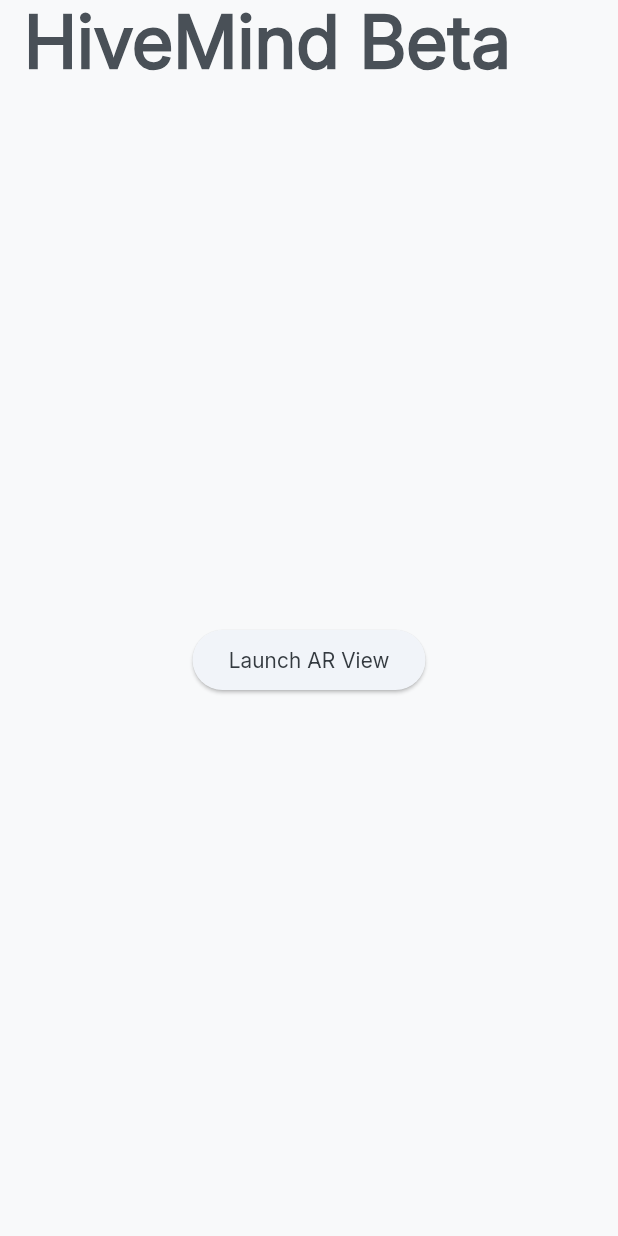
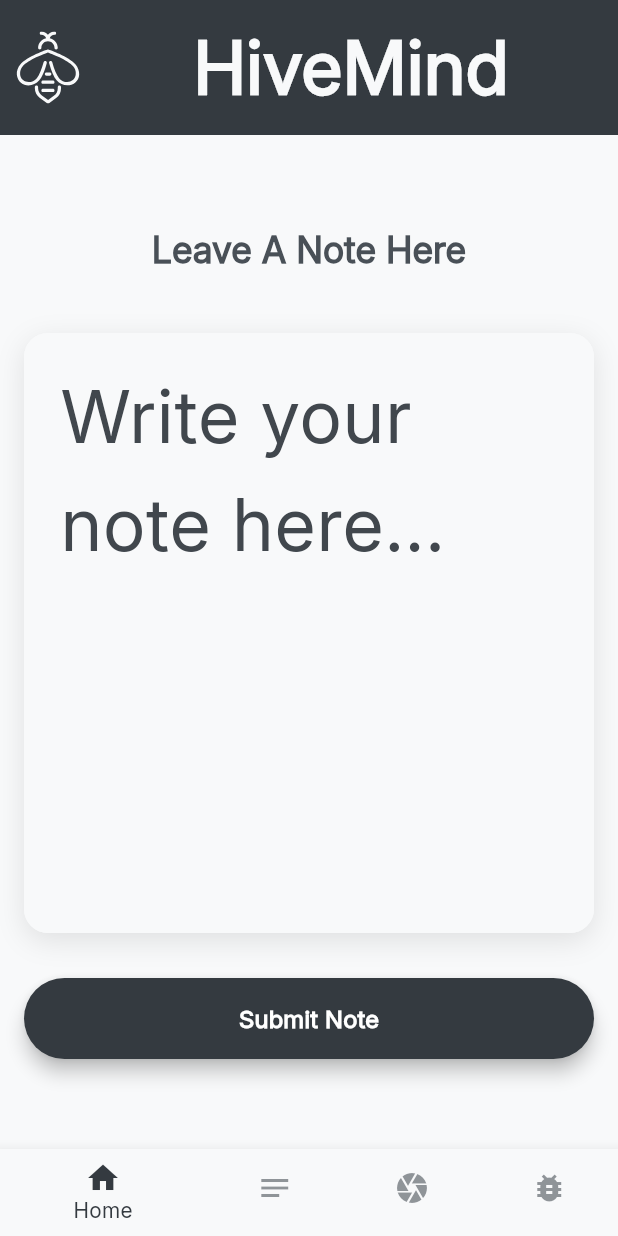
Before and after one commit to lepton23/stacshack25, a Flutter app: the screen it shows after launch, on a phone screen of 412 x 824 dp. Run offline on Flutter 3.47's test engine with Material 3 defaults, Android fonts, the phone set to English and light mode, and no system bars; our stand-ins replace cloud_firestore, firebase_core, firebase_messaging, flutter_svg, geolocator; missing offline and left inert: ar_location_view, geoflutterfire_plus; accounts and stored records are empty.

Commit message:
RAHHHHHHHH WE"RE MAKING IT OUT THE TRENCHES WITH THIS ONE

```diff
--- a/hivemind_beta/lib/main.dart
+++ b/hivemind_beta/lib/main.dart
@@ -1,5 +1,6 @@
 import 'package:firebase_core/firebase_core.dart';
 import 'package:flutter/material.dart';
+import 'package:hivemind_beta/views/screens/notes_screen.dart';
 import 'ar.dart';
 import 'package:hivemind_beta/firebase_options.dart';
 import 'package:firebase_messaging/firebase_messaging.dart';
@@ -13,10 +14,10 @@ const darkColor = Color(0xFF343A40);
 const darkishText = Color(0xFF495057);
 const whiteColor = Color(0xFFFFFFFF);
 
- Future<void> _firebaseMessagingBackgroundHandler(RemoteMessage message) async {
+Future<void> _firebaseMessagingBackgroundHandler(RemoteMessage message) async {
   await Firebase.initializeApp();
   print("Handling a background message ${message}");
- }
+}
 
 void main() async {
   WidgetsFlutterBinding.ensureInitialized();
@@ -29,11 +30,11 @@ void main() async {
     carPlay: false,
     criticalAlert: false,
     provisional: false,
-    sound: true
+    sound: true,
   );
   FirebaseMessaging.onBackgroundMessage(_firebaseMessagingBackgroundHandler);
   final fcmToken = await FirebaseMessaging.instance.getToken();
-  FirebaseMessaging.instance.onTokenRefresh.listen((fcmToken) => { }).onError((err) => { });
+  FirebaseMessaging.instance.onTokenRefresh.listen((fcmToken) => {}).onError((err) => {});
   print('User Granted Permission ${settings.authorizationStatus}');
   runApp(const MyApp());
 }
@@ -54,23 +55,20 @@ class MyApp extends StatelessWidget {
           surface: lightColor,
           onSurface: darkishText,
         ),
-        textTheme: const TextTheme(
-          titleLarge: TextStyle(color: lightColor, fontSize: 48, fontWeight: FontWeight.w600), // Base text style
-          bodyLarge: TextStyle(color: darkishText, fontSize: 48), // Base text style
-          bodyMedium: TextStyle(color: darkishText, fontSize: 24), // Base text style
-          bodySmall: TextStyle(color: darkishText, fontSize: 16), // Base text style
-          labelMedium: TextStyle(color: lightColor, fontSize: 24), // Base text style
-        ),
+        textTheme: _buildTextTheme(),
       ),
-      home: const ArPage(),
-// =======
-//       home: const MyHomePage(),
-// >>>>>>> firebase-controller
+      home: MyHomePage()
     );
   }
+
+  TextTheme _buildTextTheme() => const TextTheme(
+    titleLarge: TextStyle(color: lightColor, fontSize: 48, fontWeight: FontWeight.w600),
+    bodyLarge: TextStyle(color: darkishText, fontSize: 48),
+    bodyMedium: TextStyle(color: darkishText, fontSize: 24),
+    bodySmall: TextStyle(color: darkishText, fontSize: 16),
+    labelMedium: TextStyle(color: lightColor, fontSize: 24),
+  );
 }
-
-
 
 class MyHomePage extends StatefulWidget {
   const MyHomePage({super.key});
@@ -80,19 +78,31 @@ class MyHomePage extends StatefulWidget {
 }
 
 class _MyHomePageState extends State<MyHomePage> {
+  int _currentPageIndex = 0;
+  List<Widget> _pages = <Widget>[NotesScreen(), ArPage(), ArPage(), FirebaseTest()];
+
   @override
   Widget build(BuildContext context) {
     return Scaffold(
       appBar: TopBar(),
-      body: const Center(
-        child: BuzzAlert(
-          note:
-              'Hello There! this app is called HiveMind and it is an interactive app where you leave notes out in the real world !',
-          likes: 0,
-          comments: ['comment1', 'comment2', 'comment3'],
-          dislikes: 0,
-          fixedPhraseAddress: 'apple,ball,cat,dog',
-        ),
+      body: _pages[_currentPageIndex],
+      bottomNavigationBar: BottomNavigationBar(
+        items: [
+          BottomNavigationBarItem(icon: Icon(Icons.home), label: 'Home'),
+          BottomNavigationBarItem(icon: Icon(Icons.notes), label: 'Buzzes'),
+          BottomNavigationBarItem(icon: Icon(Icons.camera), label: 'AR'),
+          BottomNavigationBarItem(icon: Icon(Icons.bug_report), label: 'Master Debugger'),
+        ],
+        currentIndex: _currentPageIndex,
+        onTap: (int index) {
+          setState(() {
+            _currentPageIndex = index;
+          });
+        },
+        type: BottomNavigationBarType.shifting,
+        selectedItemColor: darkColor,
+        unselectedItemColor: darkishText.withValues(alpha: 0.6),
+        backgroundColor: lightColor,
       ),
     );
   }
@@ -104,20 +114,11 @@ class ArPage extends StatelessWidget {
   @override
   Widget build(BuildContext context) {
     return Scaffold(
-      appBar: AppBar(
-        title: const Text('HiveMind Beta'),
-      ),
+      appBar: AppBar(title: const Text('HiveMind Beta')),
       body: Center(
         child: ElevatedButton(
           onPressed: () {
-            Navigator.push(
-              context,
-              MaterialPageRoute(
-                builder: (context) => const Scaffold(
-                  body: ArView(),
-                ),
-              ),
-            );
+            Navigator.push(context, MaterialPageRoute(builder: (context) => const Scaffold(body: ArView())));
           },
           child: const Text('Launch AR View'),
         ),
--- /dev/null
+++ b/hivemind_beta/lib/views/screens/notes_screen.dart
@@ -0,0 +1,210 @@
+import 'package:flutter/material.dart';
+import 'dart:math';
+
+import 'package:hivemind_beta/controllers/firebase_controller.dart';
+
+class NotesScreen extends StatefulWidget {
+  const NotesScreen({super.key});
+
+  @override
+  State<NotesScreen> createState() => _NotesScreenState();
+}
+
+class _NotesScreenState extends State<NotesScreen> with TickerProviderStateMixin {
+  final firebaseController = FirebaseController();
+
+  final TextEditingController _noteController = TextEditingController();
+  late AnimationController _animationController;
+  late AnimationController _fadeController;
+  late Animation<double> _animation;
+  Future<void>? _sendingFuture;
+  bool _isLoading = false;
+
+  final List<String> _loadingMessages = [
+    'Buzzing your note to the hive...',
+    'Honey, we\'re processing your thought...',
+    'Bee patient, your idea is taking flight...',
+    'Swarming your message to the colony...',
+    'Pollinating the network with your insight...',
+    'Waxing poetic with your words...',
+    'Combing through the data streams...',
+    'Your note is causing quite a buzz...',
+    'Hive mind activating...',
+    'Bee-ing productive with your input...',
+  ];
+
+  String get _randomLoadingMessage => _loadingMessages[Random().nextInt(_loadingMessages.length)];
+
+  @override
+  void initState() {
+    super.initState();
+    _animationController = AnimationController(duration: const Duration(milliseconds: 300), vsync: this);
+    _fadeController = AnimationController(duration: const Duration(milliseconds: 300), vsync: this);
+    _animation = Tween<double>(
+      begin: 1,
+      end: 0.95,
+    ).animate(CurvedAnimation(parent: _animationController, curve: Curves.easeInOut));
+  }
+
+  @override
+  void dispose() {
+    _noteController.dispose();
+    _animationController.dispose();
+    _fadeController.dispose();
+    super.dispose();
+  }
+
+  @override
+  Widget build(BuildContext context) {
+    return Scaffold(
+      body: Stack(
+        children: [
+          SafeArea(
+            child: Center(
+              child: ConstrainedBox(
+                constraints: const BoxConstraints(maxWidth: 600),
+                child: Padding(
+                  padding: const EdgeInsets.symmetric(horizontal: 16.0),
+                  child: Column(
+                    mainAxisAlignment: MainAxisAlignment.center,
+                    children: [
+                      Text(
+                        'Leave A Note Here',
+                        style: Theme.of(context).textTheme.headlineSmall?.copyWith(fontWeight: FontWeight.bold),
+                        textAlign: TextAlign.center,
+                      ),
+                      const SizedBox(height: 40),
+                      Container(
+                        width: double.infinity,
+                        decoration: BoxDecoration(
+                          color: Theme.of(context).colorScheme.surface,
+                          borderRadius: BorderRadius.circular(16),
+                          boxShadow: [
+                            BoxShadow(
+                              color: Colors.black.withValues(alpha: 0.1),
+                              spreadRadius: 0,
+                              blurRadius: 15,
+                              offset: const Offset(0, 5),
+                            ),
+                          ],
+                        ),
+                        child: TextField(
+                          controller: _noteController,
+                          maxLines: 5,
+                          decoration: InputDecoration(
+                            hintText: 'Write your note here...',
+                            border: OutlineInputBorder(
+                              borderRadius: BorderRadius.circular(16),
+                              borderSide: BorderSide.none,
+                            ),
+                            filled: true,
+                            fillColor: Theme.of(context).colorScheme.surface,
+                            contentPadding: const EdgeInsets.all(20),
+                          ),
+                          style: Theme.of(context).textTheme.bodyLarge,
+                        ),
+                      ),
+                      const SizedBox(height: 30),
+                      ScaleTransition(
+                        scale: _animation,
+                        child: SizedBox(
+                          width: double.infinity,
+                          child: ElevatedButton(
+                            onPressed: () async {
+                              if (_noteController.text.trim().isEmpty) {
+                                if (mounted) {
+                                  ScaffoldMessenger.of(context).showSnackBar(
+                                    const SnackBar(
+                                      content: Text('Please enter a note before submitting.'),
+                                      duration: Duration(seconds: 2),
+                                    ),
+                                  );
+                                }
+                                return;
+                              }
+                              _animationController.forward().then((_) {
+                                _animationController.reverse();
+                              });
+                              if (mounted) {
+                                setState(() {
+                                  _isLoading = true;
+                                });
+                                _fadeController.forward();
+                              }
+                              try {
+                                await firebaseController.addMessage(_noteController.text);
+                                if (mounted) {
+                                  setState(() {
+                                    _noteController.clear();
+                                  });
+                                  ScaffoldMessenger.of(context).showSnackBar(
+                                    SnackBar(
+                                      content: const Text('Sent!'),
+                                      duration: const Duration(seconds: 1),
+                                      backgroundColor: Theme.of(context).colorScheme.primary,
+                                    ),
+                                  );
+                                }
+                              } finally {
+                                if (mounted) {
+                                  await _fadeController.reverse();
+                                  setState(() {
+                                    _isLoading = false;
+                                  });
+                                }
+                              }
+                            },
+                            style: ElevatedButton.styleFrom(
+                              backgroundColor: Theme.of(context).colorScheme.primary,
+                              foregroundColor: Theme.of(context).colorScheme.onPrimary,
+                              padding: const EdgeInsets.symmetric(vertical: 15),
+                              shape: RoundedRectangleBorder(borderRadius: BorderRadius.circular(30)),
+                              elevation: 5,
+                            ),
+                            child: Text(
+                              'Submit Note',
+                              style: Theme.of(context).textTheme.titleMedium?.copyWith(
+                                fontWeight: FontWeight.bold,
+                                color: Theme.of(context).colorScheme.onPrimary,
+                              ),
+                            ),
+                          ),
+                        ),
+                      ),
+                    ],
+                  ),
+                ),
+              ),
+            ),
+          ),
+          AnimatedOpacity(
+            opacity: _isLoading ? 1.0 : 0.0,
+            duration: const Duration(milliseconds: 300),
+            child: _isLoading
+                ? Container(
+                    color: Colors.black54,
+                    child: Center(
+                      child: Column(
+                        mainAxisSize: MainAxisSize.min,
+                        children: [
+                          const CircularProgressIndicator(valueColor: AlwaysStoppedAnimation<Color>(Colors.amber)),
+                          const SizedBox(height: 20),
+                          Text(
+                            _randomLoadingMessage,
+                            style: Theme.of(context).textTheme.titleMedium?.copyWith(
+                              color: Colors.amber,
+                              fontWeight: FontWeight.bold,
+                            ),
+                            textAlign: TextAlign.center,
+                          ),
+                        ],
+                      ),
+                    ),
+                  )
+                : const SizedBox.shrink(),
+          ),
+        ],
+      ),
+    );
+  }
+}
```
Also changed, not shown: hivemind_beta/lib/views/screens/home.dart (deleted, +0 -80 lines).
